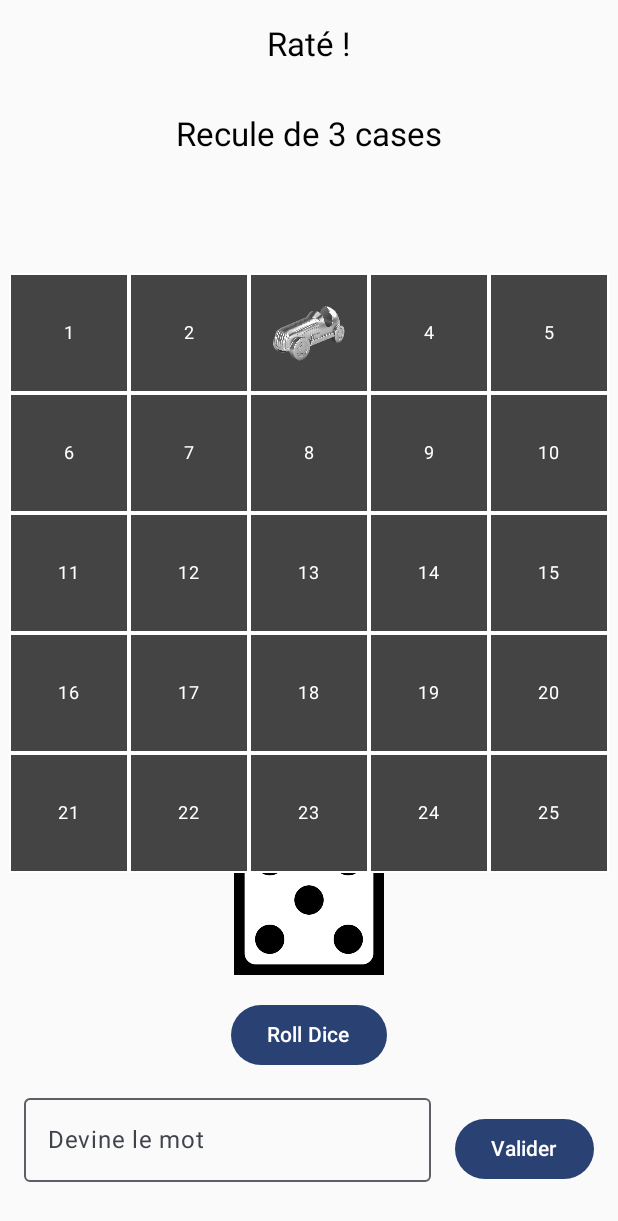
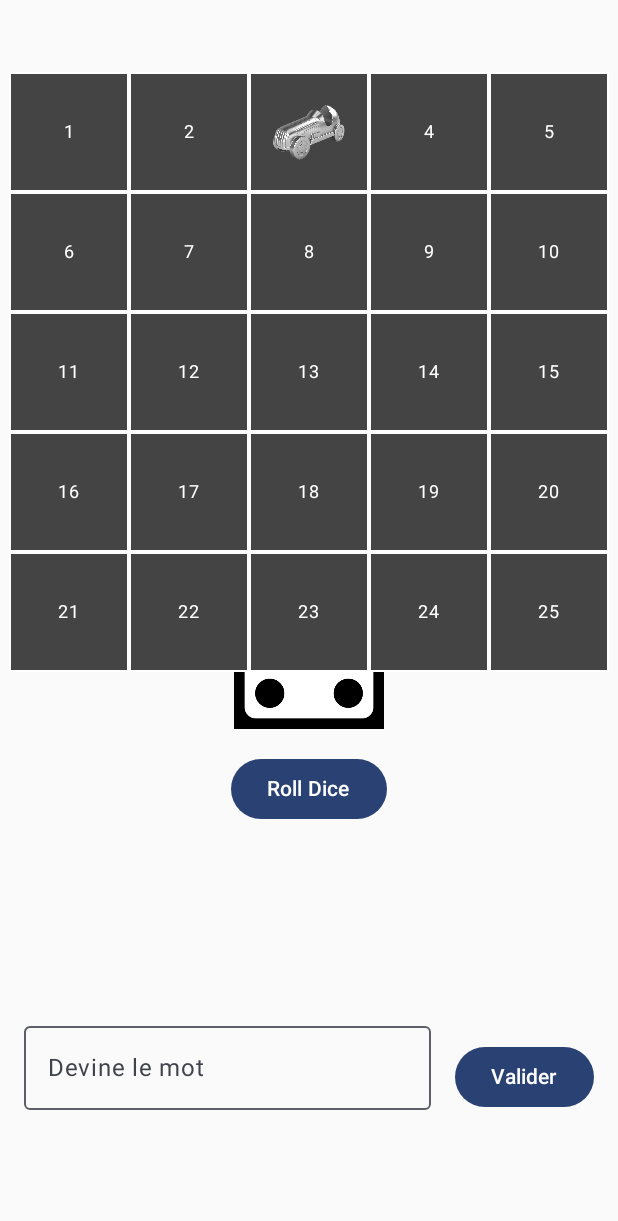
Before and after one commit to Roland-Fan-ZHANG/wordrawid, an Android app built with Jetpack Compose: the SoloScreen screen opened through its navigation route, after a tap on "Roll Dice", on a phone screen of 412 x 824 dp. Shown: the top 1221 px of the screen. Run offline under Robolectric (Android 15) with nearby library versions, the phone set to English and light mode, and no system bars; our stand-ins replace Dagger/Hilt's generated code, RxJava; libraries missing offline, so code that uses them is left out: ua.naiksoftware.stomp; 1 other tap on this screen came first.

Commit message:
final change for front

```diff
--- a/app/src/main/java/fr/uge/wordrawid/navigation/AppNavGraph.kt
+++ b/app/src/main/java/fr/uge/wordrawid/navigation/AppNavGraph.kt
@@ -16,7 +16,7 @@ import fr.uge.wordrawid.screens.multi.JoinGameScreen
 import fr.uge.wordrawid.screens.multi.LobbyScreen
 import fr.uge.wordrawid.screens.multi.MultiScreen
 import fr.uge.wordrawid.screens.solo.SoloScreen
-import fr.uge.wordrawid.screens.solo.WinScreen
+import fr.uge.wordrawid.screens.win.WinScreen
 
 @Composable
 @androidx.annotation.RequiresPermission(android.Manifest.permission.RECORD_AUDIO)
--- a/app/src/main/java/fr/uge/wordrawid/screens/minigame/BalloonGameScreen.kt
+++ b/app/src/main/java/fr/uge/wordrawid/screens/minigame/BalloonGameScreen.kt
@@ -23,12 +23,12 @@ import kotlin.math.absoluteValue
 @androidx.annotation.RequiresPermission(Manifest.permission.RECORD_AUDIO)
 fun BalloonGameScreen(navController: NavController) {
     val scope = rememberCoroutineScope()
-    var balloonSize by remember { mutableStateOf(100f) }
+    var balloonSize by remember { mutableFloatStateOf(100f) }
     var isRecording by remember { mutableStateOf(false) }
     var gameEnded by remember { mutableStateOf(false) }
     val gameDurationMillis = 10000L
     var gameResult by remember { mutableStateOf(false) }
-    var timeLeft by remember { mutableStateOf((gameDurationMillis / 1000).toInt()) }
+    var timeLeft by remember { mutableIntStateOf((gameDurationMillis / 1000).toInt()) }
 
     val micPermissionLauncher = rememberLauncherForActivityResult(
         contract = ActivityResultContracts.RequestPermission(),
@@ -98,7 +98,7 @@ fun BalloonGameScreen(navController: NavController) {
     }
 }
 
-@androidx.annotation.RequiresPermission(android.Manifest.permission.RECORD_AUDIO)
+@androidx.annotation.RequiresPermission(Manifest.permission.RECORD_AUDIO)
 fun startRecording(scope: CoroutineScope, onAmplitude: (Float) -> Unit) {
     scope.launch {
         val bufferSize = AudioRecord.getMinBufferSize(
--- a/app/src/main/java/fr/uge/wordrawid/screens/solo/SoloScreen.kt
+++ b/app/src/main/java/fr/uge/wordrawid/screens/solo/SoloScreen.kt
@@ -1,19 +1,14 @@
 package fr.uge.wordrawid.screens.solo
 
 import androidx.compose.foundation.layout.*
-import androidx.compose.foundation.text.KeyboardOptions
 import androidx.compose.material3.*
 import androidx.compose.runtime.*
 import androidx.compose.ui.Alignment
 import androidx.compose.ui.Modifier
-import androidx.compose.ui.res.painterResource
-import androidx.compose.ui.text.input.ImeAction
 import androidx.compose.ui.unit.dp
 import androidx.lifecycle.viewmodel.compose.viewModel
 import androidx.navigation.NavController
 import fr.uge.wordrawid.navigation.Routes
-import kotlinx.coroutines.delay
-import kotlinx.coroutines.launch
 
 @Composable
 fun SoloScreen(navController: NavController, viewModel: SoloViewModel = viewModel()) {
@@ -22,145 +17,51 @@ fun SoloScreen(navController: NavController, viewModel: SoloViewModel = viewMode
     val navBackStackEntry = remember { navController.currentBackStackEntry }
     val minigameResult = navBackStackEntry?.savedStateHandle?.getLiveData<Boolean>("minigameResult")
     minigameResult?.observe(navBackStackEntry) { result ->
-        if (result == true) {
-            viewModel.caseMasquee[viewModel.playerPosition] = false
-            viewModel.currentActionText = "Case révélée"
-        } else {
-            viewModel.currentActionText = "Mini-jeu échoué, la case est bloquée"
-        }
+        handleMinigameResult(result, viewModel)
         navBackStackEntry.savedStateHandle.remove<Boolean>("minigameResult")
     }
 
-    fun animateMovement(steps: Int, forward: Boolean = true) = scope.launch {
-        repeat(steps) {
-            viewModel.playerPosition = if (forward)
-                (viewModel.playerPosition + 1) % 25
-            else
-                (viewModel.playerPosition - 1 + 25) % 25
-            delay(200)
-        }
+    if (viewModel.hasWon) {
+        LaunchedEffect(Unit) { navController.navigate(Routes.WIN) }
     }
 
-    fun handleAction(action: CaseAction) = scope.launch {
-        if (!viewModel.caseMasquee[viewModel.playerPosition] &&
-            (action is CaseAction.CompassMiniGame || action is CaseAction.BalloonMiniGame)
+    Column(
+        modifier = Modifier.fillMaxSize()
     ) {
-            viewModel.currentActionText = "Case déjà révélée, pas de mini-jeu"
-            return@launch
-        }
-
-        viewModel.currentActionText = when (action) {
-            is CaseAction.MoveForward2 -> "Avance de 2 cases"
-            is CaseAction.MoveBackward3 -> "Recule de 3 cases"
-            is CaseAction.CompassMiniGame -> "Mini-jeu"
-            is CaseAction.BalloonMiniGame -> "Mini-jeu"
-            is CaseAction.RevealTile -> "Révèle une case"
-            is CaseAction.Nothing -> "Aucune action"
-        }
-
-        when (action) {
-            is CaseAction.MoveForward2 -> animateMovement(2)
-            is CaseAction.MoveBackward3 -> animateMovement(3, forward = false)
-            is CaseAction.RevealTile -> viewModel.caseMasquee[viewModel.playerPosition] = false
-            is CaseAction.CompassMiniGame -> navController.navigate(Routes.COMPASS)
-            is CaseAction.BalloonMiniGame -> navController.navigate(Routes.BALLOON)
-            is CaseAction.Nothing -> {}
-        }
-    }
-
-    fun startRolling() {
-        if (viewModel.rolling) return
-        viewModel.rolling = true
-        scope.launch {
-            repeat(10) {
-                viewModel.displayResult = (1..6).random()
-                delay(50)
-            }
-            viewModel.finalResult = rollDice()
-            viewModel.displayResult = viewModel.finalResult
-
-            animateMovement(viewModel.finalResult).join()
-            handleAction(boardActions[viewModel.playerPosition])
-            viewModel.rolling = false
-        }
-    }
-
-    fun checkGuess() {
-        if (viewModel.guess.trim().lowercase() == viewModel.motADeviner.lowercase()) {
-            viewModel.hasWon = true
-        } else {
-            viewModel.gameMessage = "Raté !"
-        }
-    }
-
-    if (viewModel.hasWon) {
-        LaunchedEffect(Unit) {
-            navController.navigate(Routes.WIN)
-        }
-    }
-
-    Box(modifier = Modifier.fillMaxSize()) {
-        DiceWithImage(
-            displayResult = viewModel.displayResult,
-            onRoll = { startRolling() },
-            rolling = viewModel.rolling
-        )
+        Box(modifier = Modifier.weight(1f)) {
+            DiceSection(viewModel, onRoll = { startRolling(viewModel, scope, navController) })
 
             Column(
                 modifier = Modifier.fillMaxSize(),
                 horizontalAlignment = Alignment.CenterHorizontally
             ) {
-            Text(
-                text = viewModel.gameMessage,
-                style = MaterialTheme.typography.titleLarge,
-                modifier = Modifier.padding(16.dp)
-            )
+                Spacer(modifier = Modifier.height(48.dp))
+
+                BoardSection(viewModel)
+
+                Spacer(modifier = Modifier.height(200.dp))
 
                 Text(
                     text = viewModel.currentActionText,
                     style = MaterialTheme.typography.titleLarge,
-                modifier = Modifier.padding(16.dp)
+                    modifier = Modifier.padding(8.dp)
                 )
 
-            Box(
+                Text(
+                    text = viewModel.gameMessage,
+                    style = MaterialTheme.typography.titleLarge,
                     modifier = Modifier
-                    .weight(1f)
-                    .padding(bottom = 100.dp),
-                contentAlignment = Alignment.Center
-            ) {
-                androidx.compose.foundation.Image(
-                    painter = painterResource(id = viewModel.randomImageRes),
-                    contentDescription = null,
-                    modifier = Modifier.size(400.dp)
+                        .padding(8.dp)
                 )
-                BoardGrid(viewModel.caseMasquee)
-                Player(position = viewModel.playerPosition)
+            }
         }
 
-            Spacer(modifier = Modifier.height(80.dp))
-        }
-
-        Row(
-            modifier = Modifier
-                .fillMaxWidth()
-                .align(Alignment.BottomCenter)
-                .padding(16.dp),
-            verticalAlignment = Alignment.CenterVertically
-        ) {
-            OutlinedTextField(
-                value = viewModel.guess,
-                onValueChange = { viewModel.guess = it },
-                label = { Text("Devine le mot") },
-                singleLine = true,
-                keyboardOptions = KeyboardOptions.Default.copy(imeAction = ImeAction.Done),
-                modifier = Modifier.weight(1f).padding(bottom = 20.dp)
+        GuessSection(
+            viewModel = viewModel,
+            onCheck = { checkGuess(viewModel) }
         )
 
-            Spacer(modifier = Modifier.width(16.dp))
+        Spacer(modifier = Modifier.height(48.dp))
 
-            Button(onClick = { checkGuess() }) {
-                Text("Valider")
     }
 }
-    }
-}
--- /dev/null
+++ b/app/src/main/java/fr/uge/wordrawid/screens/solo/SoloScreenUI.kt
@@ -0,0 +1,64 @@
+package fr.uge.wordrawid.screens.solo
+
+import androidx.compose.foundation.Image
+import androidx.compose.foundation.layout.*
+import androidx.compose.foundation.text.KeyboardOptions
+import androidx.compose.material3.*
+import androidx.compose.runtime.Composable
+import androidx.compose.ui.Alignment
+import androidx.compose.ui.Modifier
+import androidx.compose.ui.res.painterResource
+import androidx.compose.ui.text.input.ImeAction
+import androidx.compose.ui.unit.dp
+import fr.uge.wordrawid.screens.solo.board.BoardGrid
+import fr.uge.wordrawid.screens.solo.player.Player
+import fr.uge.wordrawid.screens.solo.dice.DiceWithImage
+
+@Composable
+fun DiceSection(viewModel: SoloViewModel, onRoll: () -> Unit) {
+    DiceWithImage(
+        displayResult = viewModel.displayResult,
+        onRoll = onRoll,
+        rolling = viewModel.rolling
+    )
+}
+
+@Composable
+fun BoardSection(viewModel: SoloViewModel) {
+    Box(
+        contentAlignment = Alignment.Center
+    ) {
+        Image(
+            painter = painterResource(id = viewModel.randomImageRes),
+            contentDescription = null,
+            modifier = Modifier.size(400.dp)
+        )
+        BoardGrid(viewModel.caseMasquee)
+        Player(position = viewModel.playerPosition)
+    }
+}
+
+@Composable
+fun GuessSection(viewModel: SoloViewModel, onCheck: () -> Unit) {
+    Row(
+        modifier = Modifier
+            .fillMaxWidth()
+            .padding(16.dp),
+        verticalAlignment = Alignment.CenterVertically
+    ) {
+        OutlinedTextField(
+            value = viewModel.guess,
+            onValueChange = { viewModel.guess = it },
+            label = { Text("Devine le mot") },
+            singleLine = true,
+            keyboardOptions = KeyboardOptions.Default.copy(imeAction = ImeAction.Done),
+            modifier = Modifier.weight(1f).padding(bottom = 20.dp)
+        )
+
+        Spacer(modifier = Modifier.width(16.dp))
+
+        Button(onClick = { onCheck() }) {
+            Text("Valider")
+        }
+    }
+}
--- /dev/null
+++ b/app/src/main/java/fr/uge/wordrawid/screens/solo/SoloScreenUtils.kt
@@ -0,0 +1,83 @@
+package fr.uge.wordrawid.screens.solo
+
+import androidx.navigation.NavController
+import fr.uge.wordrawid.navigation.Routes
+import fr.uge.wordrawid.screens.solo.board.CaseAction
+import fr.uge.wordrawid.screens.solo.board.boardActions
+import fr.uge.wordrawid.screens.solo.dice.rollDice
+import kotlinx.coroutines.CoroutineScope
+import kotlinx.coroutines.delay
+import kotlinx.coroutines.launch
+
+fun handleMinigameResult(result: Boolean, viewModel: SoloViewModel) {
+    if (result) {
+        viewModel.caseMasquee[viewModel.playerPosition] = false
+        viewModel.currentActionText = "Case révélée"
+    } else {
+        viewModel.currentActionText = "Mini-jeu échoué, la case est bloquée"
+    }
+}
+
+fun animateMovement(viewModel: SoloViewModel, steps: Int, scope: CoroutineScope, forward: Boolean = true) = scope.launch {
+    repeat(steps) {
+        viewModel.playerPosition = if (forward)
+            (viewModel.playerPosition + 1) % 25
+        else
+            (viewModel.playerPosition - 1 + 25) % 25
+        delay(200)
+    }
+}
+
+fun handleAction(viewModel: SoloViewModel, scope: CoroutineScope, navController: NavController) = scope.launch {
+    val action = boardActions[viewModel.playerPosition]
+
+    if (!viewModel.caseMasquee[viewModel.playerPosition] &&
+        (action is CaseAction.CompassMiniGame || action is CaseAction.BalloonMiniGame)) {
+        viewModel.currentActionText = "Case déjà révélée, pas de mini-jeu"
+        return@launch
+    }
+
+    viewModel.currentActionText = when (action) {
+        is CaseAction.MoveForward2 -> "Avance de 2 cases"
+        is CaseAction.MoveBackward3 -> "Recule de 3 cases"
+        is CaseAction.CompassMiniGame -> "Mini-jeu"
+        is CaseAction.BalloonMiniGame -> "Mini-jeu"
+        is CaseAction.RevealTile -> "Révèle une case"
+        is CaseAction.Nothing -> "Aucune action"
+    }
+
+    when (action) {
+        is CaseAction.MoveForward2 -> animateMovement(viewModel, 2, scope)
+        is CaseAction.MoveBackward3 -> animateMovement(viewModel, 3, scope, forward = false)
+        is CaseAction.RevealTile -> viewModel.caseMasquee[viewModel.playerPosition] = false
+        is CaseAction.CompassMiniGame -> navController.navigate(Routes.COMPASS)
+        is CaseAction.BalloonMiniGame -> navController.navigate(Routes.BALLOON)
+        is CaseAction.Nothing -> {}
+    }
+}
+
+fun startRolling(viewModel: SoloViewModel, scope: CoroutineScope, navController: NavController) {
+    if (viewModel.rolling) return
+    viewModel.rolling = true
+
+    scope.launch {
+        repeat(10) {
+            viewModel.displayResult = (1..6).random()
+            delay(50)
+        }
+        viewModel.finalResult = rollDice()
+        viewModel.displayResult = viewModel.finalResult
+
+        animateMovement(viewModel, viewModel.finalResult, scope).join()
+        handleAction(viewModel, scope, navController)
+        viewModel.rolling = false
+    }
+}
+
+fun checkGuess(viewModel: SoloViewModel) {
+    if (viewModel.guess.trim().lowercase() == viewModel.motADeviner.lowercase()) {
+        viewModel.hasWon = true
+    } else {
+        viewModel.gameMessage = "Raté !"
+    }
+}
--- a/app/src/main/java/fr/uge/wordrawid/screens/solo/SoloViewModel.kt
+++ b/app/src/main/java/fr/uge/wordrawid/screens/solo/SoloViewModel.kt
@@ -4,18 +4,19 @@ import androidx.lifecycle.ViewModel
 import androidx.compose.runtime.mutableStateOf
 import androidx.compose.runtime.snapshots.SnapshotStateList
 import androidx.compose.runtime.getValue
+import androidx.compose.runtime.mutableIntStateOf
 import androidx.compose.runtime.setValue
-import fr.uge.wordrawid.screens.solo.imagesEtMots
+import fr.uge.wordrawid.screens.solo.images.imagesEtMots
 
 class SoloViewModel : ViewModel() {
     private val randomPair = imagesEtMots.random()
     val randomImageRes = randomPair.first
     val motADeviner = randomPair.second
 
-    var finalResult by mutableStateOf(1)
-    var displayResult by mutableStateOf(1)
+    var finalResult by mutableIntStateOf(1)
+    var displayResult by mutableIntStateOf(1)
     var rolling by mutableStateOf(false)
-    var playerPosition by mutableStateOf(0)
+    var playerPosition by mutableIntStateOf(0)
     var currentActionText by mutableStateOf("")
     var guess by mutableStateOf("")
     var gameMessage by mutableStateOf("")
--- a/app/src/main/java/fr/uge/wordrawid/screens/solo/BoardGrid.kt
+++ b/app/src/main/java/fr/uge/wordrawid/screens/solo/board/BoardGrid.kt
@@ -1,7 +1,6 @@
-package fr.uge.wordrawid.screens.solo
+package fr.uge.wordrawid.screens.solo.board
 
 import androidx.compose.foundation.BorderStroke
-import androidx.compose.foundation.clickable
 import androidx.compose.foundation.layout.*
 import androidx.compose.foundation.shape.RoundedCornerShape
 import androidx.compose.material3.Surface
--- a/app/src/main/java/fr/uge/wordrawid/screens/solo/BoardRules.kt
+++ b/app/src/main/java/fr/uge/wordrawid/screens/solo/board/BoardRules.kt
@@ -1,4 +1,4 @@
-package fr.uge.wordrawid.screens.solo
+package fr.uge.wordrawid.screens.solo.board
 
 val boardActions = List(25) { index ->
     when (index) {
--- a/app/src/main/java/fr/uge/wordrawid/screens/solo/CaseAction.kt
+++ b/app/src/main/java/fr/uge/wordrawid/screens/solo/board/CaseAction.kt
@@ -1,4 +1,4 @@
-package fr.uge.wordrawid.screens.solo
+package fr.uge.wordrawid.screens.solo.board
 
 sealed class CaseAction {
     object MoveForward2 : CaseAction()
--- a/app/src/main/java/fr/uge/wordrawid/screens/solo/DiceUtils.kt
+++ b/app/src/main/java/fr/uge/wordrawid/screens/solo/dice/DiceUtils.kt
@@ -1,4 +1,4 @@
-package fr.uge.wordrawid.screens.solo
+package fr.uge.wordrawid.screens.solo.dice
 
 import androidx.compose.foundation.Image
 import androidx.compose.foundation.layout.*
--- a/app/src/main/java/fr/uge/wordrawid/screens/solo/ImageUtils.kt
+++ b/app/src/main/java/fr/uge/wordrawid/screens/solo/images/ImageUtils.kt
@@ -1,4 +1,4 @@
-package fr.uge.wordrawid.screens.solo
+package fr.uge.wordrawid.screens.solo.images
 
 import androidx.compose.foundation.Image
 import androidx.compose.foundation.layout.size
--- a/app/src/main/java/fr/uge/wordrawid/screens/solo/ImagesEtMots.kt
+++ b/app/src/main/java/fr/uge/wordrawid/screens/solo/images/ImagesEtMots.kt
@@ -1,4 +1,4 @@
-package fr.uge.wordrawid.screens.solo
+package fr.uge.wordrawid.screens.solo.images
 
 import fr.uge.wordrawid.R
 
--- a/app/src/main/java/fr/uge/wordrawid/screens/solo/Player.kt
+++ b/app/src/main/java/fr/uge/wordrawid/screens/solo/player/Player.kt
@@ -1,5 +1,6 @@
-package fr.uge.wordrawid.screens.solo
+package fr.uge.wordrawid.screens.solo.player
 
+import android.annotation.SuppressLint
 import androidx.compose.animation.core.animateDpAsState
 import androidx.compose.foundation.Image
 import androidx.compose.foundation.layout.Box
@@ -18,6 +19,7 @@ import fr.uge.wordrawid.R
 /**
  * Affiche le joueur avec une animation entre les cases
  */
+@SuppressLint("UseOfNonLambdaOffsetOverload")
 @Composable
 fun Player(position: Int) {
     val cellSize = 400.dp / 5
--- a/app/src/main/java/fr/uge/wordrawid/screens/solo/WinScreen.kt
+++ b/app/src/main/java/fr/uge/wordrawid/screens/win/WinScreen.kt
@@ -1,4 +1,4 @@
-package fr.uge.wordrawid.screens.solo
+package fr.uge.wordrawid.screens.win
 
 import androidx.compose.foundation.layout.*
 import androidx.compose.material3.*
```
Also changed, not shown: app/src/main/java/fr/uge/wordrawid/screens/minigame/CompassGameScreen.kt (+17 -17 lines). Lines whose indentation alone changed are shown as unchanged.
